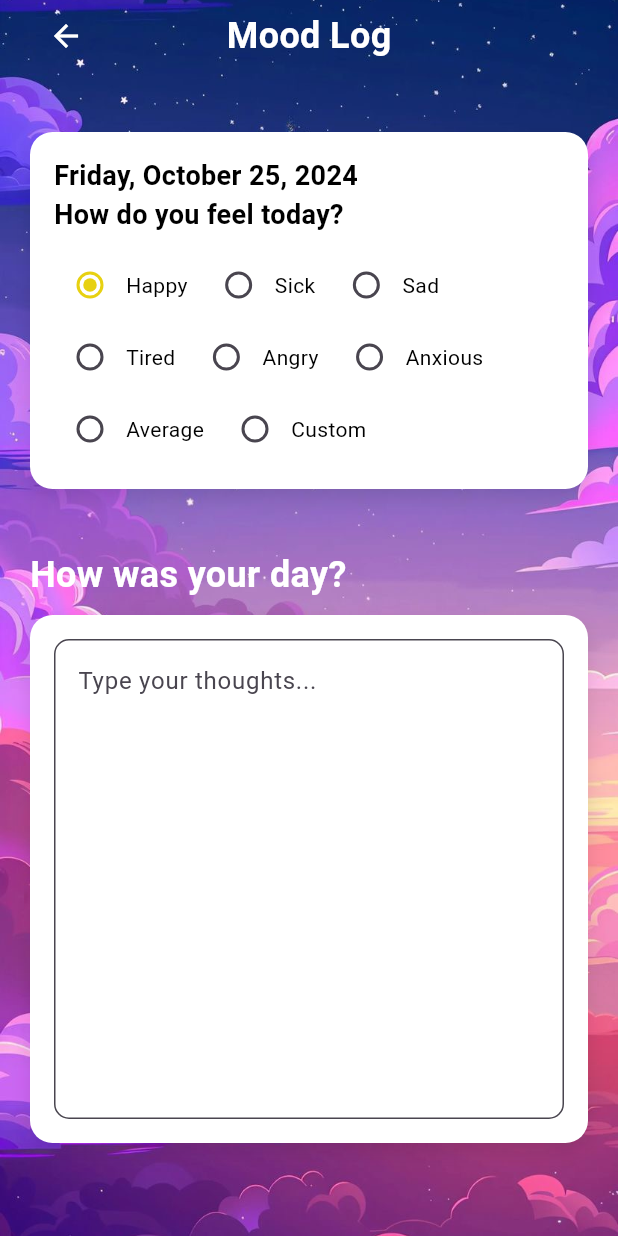
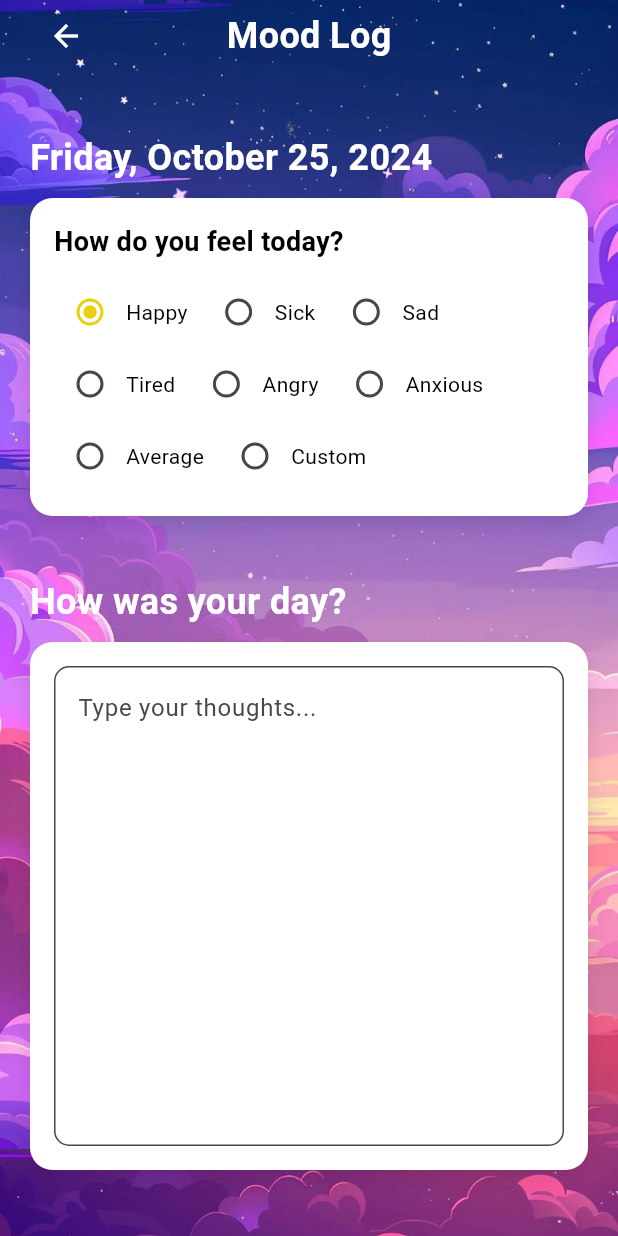
Before and after one commit to CarolinaZRM/CosmicComfort, a Flutter app: the MoodLogPage screen opened directly, on a phone screen of 412 x 824 dp. Run offline on Flutter 3.47's test engine with Material 3 defaults, Android fonts, the phone set to English and light mode, and no system bars; our stand-ins replace audioplayers, marquee, table_calendar.

Commit message:
Mood Log page small fix

```diff
--- a/lib/pages/MoodLogPage.dart
+++ b/lib/pages/MoodLogPage.dart
@@ -54,6 +54,18 @@ class _MoodLogPageState extends State<MoodLogPage> {
                       components.buildHeader(title: "Mood Log", context: context),
                       const SizedBox(height: 40), // Space below the title
 
+                      // Test that date chosen is saved!
+                      Text(
+                        formattedDate,
+                        style: TextStyle(
+                          color: Colors.white,
+                          fontSize: 24,
+                          fontWeight: FontWeight.bold,
+                        ), // Text color to black
+                      ),
+
+                      const SizedBox(height: 10),
+
                       // White box for mood selector
                       Container(
                         width: double.infinity,
@@ -72,15 +84,7 @@ class _MoodLogPageState extends State<MoodLogPage> {
                         child: Column(
                           crossAxisAlignment: CrossAxisAlignment.start,
                           children: [
-                            // Test that date chosen is saved!
-                            Text(
-                              formattedDate,
-                              style: TextStyle(
-                                color: Colors.black,
-                                fontSize: 18,
-                                fontWeight: FontWeight.bold,
-                              ), // Text color to black
-                            ),
+
 
                             const Text(
                               'How do you feel today?',
```
